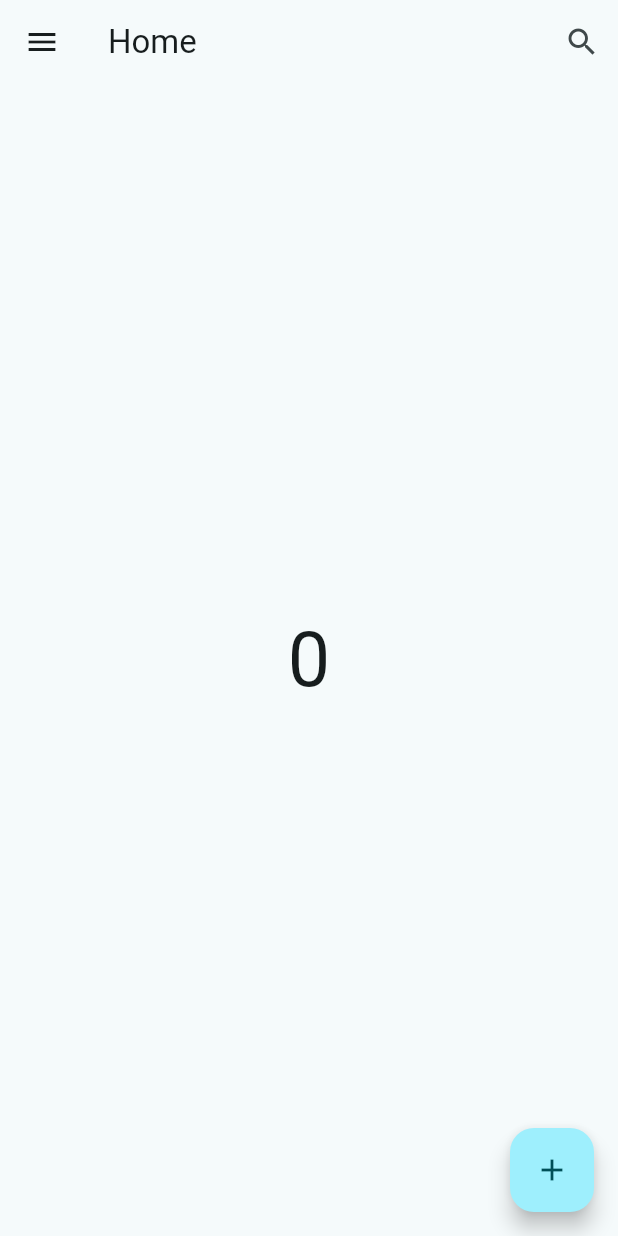
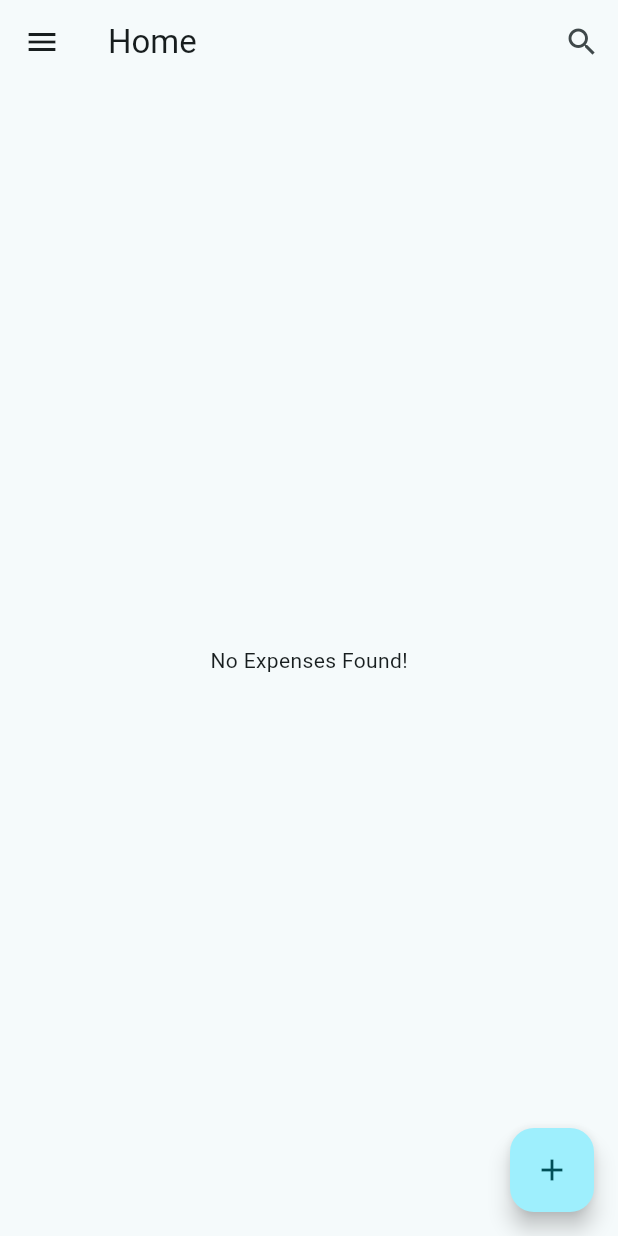
Before and after one commit to am1996/Expenso, a Flutter app: the screen it shows after launch, in the side drawer, after a tap on the "search" icon, on a phone screen of 412 x 824 dp. Run offline on Flutter 3.47's test engine with Material 3 defaults, Android fonts, the phone set to English and light mode, and no system bars; our stand-ins replace get, sqflite; accounts and stored records are empty.

Commit message:
done delete and create

```diff
--- a/lib/controllers/expenses_controller.dart
+++ b/lib/controllers/expenses_controller.dart
@@ -1,9 +1,26 @@
+import 'package:expense/db/expenses_db.dart';
 import 'package:get/get.dart';
 
+import '../models/expense.dart';
+
 class ExpensesController extends GetxController {
-  var count = 0.obs;
-
-  increment() => count++;
-
-  decrement() => count--;
+  var expenses = <Expense>[].obs;
+  @override
+  void onInit() {
+    super.onInit();
+    fetchExpenses();
+  }
+  Future<List<Expense>> fetchExpenses() async{
+    List<Expense> data = await DB.getExpenses();
+    expenses.value = data;
+    return data;
+  }
+  Future<void> addExpense(Expense expense) async {
+    await DB.insertExpense(expense); // Insert into DB
+    fetchExpenses(); // ✅ Refresh list after adding new data
+  }
+  Future<void> deleteExpense(Expense e) async{
+    await DB.deleteExpense(e);
+    fetchExpenses();
+  }
 }
--- a/lib/db/expenses_db.dart
+++ b/lib/db/expenses_db.dart
@@ -1,47 +1,85 @@
-import 'package:flutter/material.dart';
+import 'dart:developer';
 import 'package:path/path.dart' as path;
+import 'package:path/path.dart';
 import "package:sqflite/sqflite.dart";
-
 import '../models/expense.dart';
 
 class DB {
   static const _databaseName = 'expenses.db';
   static const _databaseVersion = 1;
   static const _tableName = "expenses";
+  static Database? _database;
 
-  static Future<Database>? _database;
-
+  // Get the database instance (singleton)
   static Future<Database> get database async {
-    String p = path.join(await getDatabasesPath(), _databaseName);
-    return _database ??
-        openDatabase(
-          p,
-          version: _databaseVersion,
-          onCreate: _onCreate,
-        );
+    if (_database != null) {
+      return _database!; // Return the existing database instance if already initialized
+    } else {
+      _database = await _initDatabase();
+      return _database!;
+    }
   }
 
-  static void _onCreate(Database db, int version) async {
+  // Initialize the database
+  static Future<Database> _initDatabase() async {
+    // Get the database file path
+    String path = join(await getDatabasesPath(), _databaseName);
+
+    // Open the database, create if it doesn't exist
+    return await openDatabase(
+      path,
+      version: _databaseVersion,
+      onCreate: _onCreate, // Define the table creation logic here
+    );
+  }
+
+  // Define the table creation logic
+  static Future<void> _onCreate(Database db, int version) async {
+    // Create the 'expenses' table (or 'transactions' based on your app's design)
     await db.execute('''
-      CREATE TABLE $_tableName (
-        ID TEXT,
-        TITLE TEXT,
-        CATEGORY TEXT,
-        CREATED_AT TEXT
+      CREATE TABLE expenses (
+        id TEXT,
+        name TEXT,
+        amount REAL,
+        currency TEXT,
+        paymentMethod TEXT,
+        date TEXT,
+        time TEXT,
+        createdAt TEXT
       )
     ''');
+    log("Table 'expenses' created successfully!");
   }
 
-  Future<int> insertOne(Expense e) async {
-    final db = await database;
-    final result = db.insert(_tableName, e.toMap());
-    return result;
+  Future<void> getDBPath() async {
+    String p = path.join(await getDatabasesPath(), _databaseName);
+    log(p);
   }
 
-  Future<String> getNotes() async {
+  void dropTable() async {
     final db = await database;
-    final results = await db.query("SELECT * FROM $_tableName");
-    debugPrint(results.toString());
-    return results.toString();
+    await db.execute("DROP TABLE $_tableName");
+  }
+  static Future<int> deleteExpense(Expense e) async{
+    final db = await database;
+    return await db.delete(_tableName,where: 'id = ?',whereArgs: [e.id]);
+  }
+  static Future<int> insertExpense(Expense e) async {
+    final db = await database;
+    return await db.insert(
+      _tableName,
+      e.toMap(),
+      conflictAlgorithm: ConflictAlgorithm.replace, // Replace if exists
+    );
+  }
+
+  // Get all transactions from the database
+  static Future<List<Expense>> getExpenses() async {
+    final db = await database;
+    final List<Map<String, dynamic>> maps = await db.query(_tableName);
+
+    return List.generate(maps.length, (i) {
+      return Expense.fromMap(maps[i]);
+    });
   }
 }
--- a/lib/main.dart
+++ b/lib/main.dart
@@ -1,5 +1,6 @@
 import 'package:expense/pages/add.dart';
 import 'package:expense/pages/delete.dart';
+import 'package:expense/pages/details.dart';
 import 'package:expense/pages/home.dart';
 import 'package:expense/pages/preferences.dart';
 import 'package:flutter/material.dart';
@@ -8,6 +9,8 @@ import 'package:get/get.dart';
 import 'controllers/expenses_controller.dart';
 
 void main() {
+  WidgetsFlutterBinding.ensureInitialized();
+  Get.put(ExpensesController());
   runApp(const MyApp());
 }
 
@@ -32,6 +35,7 @@ class MyApp extends StatelessWidget {
           name: "/home",
           page: () => const HomePage(),
           children: [
+            GetPage(name: "/details", page: () => const Details()),
             GetPage(
               name: "/preferences",
               page: () => const Preferences(),
--- a/lib/pages/home.dart
+++ b/lib/pages/home.dart
@@ -1,7 +1,11 @@
+import 'dart:convert';
+import 'dart:developer';
+
+import 'package:expense/controllers/expenses_controller.dart';
+import 'package:expense/db/expenses_db.dart';
+import 'package:expense/models/expense.dart';
 import 'package:flutter/material.dart';
 import 'package:get/get.dart';
-
-import '../controllers/expenses_controller.dart';
 import '../widgets/drawer.dart';
 
 class HomePage extends StatelessWidget {
@@ -9,7 +13,6 @@ class HomePage extends StatelessWidget {
 
   @override
   Widget build(BuildContext context) {
-    final ExpensesController c = Get.find();
     return Scaffold(
       drawer: DrawerWidget(key: key),
       floatingActionButton: FloatingActionButton(
@@ -21,15 +24,46 @@ class HomePage extends StatelessWidget {
         actions: <Widget>[
           IconButton(
               onPressed: () async {
+                List<Expense> e = await DB.getExpenses();
+                log(jsonEncode(e.map((e)=> e.toJson()).toList()));
               },
               icon: const Icon(Icons.search))
         ],
       ),
-      body: Center(
-        child: Obx(
-          () => Text("${c.count}", style: const TextStyle(fontSize: 50.4)),
-        ),
-      ),
+      body: const FutureList(),
     );
   }
 }
+class FutureList extends StatelessWidget {
+  const FutureList({super.key});
+
+  @override
+  Widget build(BuildContext context) {
+    ExpensesController c = Get.find();
+    return FutureBuilder<List<Expense>>(
+        future: c.fetchExpenses(), builder: (context, snapshot) {
+      if (snapshot.connectionState == ConnectionState.waiting) {
+        return const Center(child: CircularProgressIndicator());
+      } else if (snapshot.hasError) {
+        return const Center(child: Text("Error occurred!", style: TextStyle(
+            fontSize: 14,
+            fontWeight: FontWeight.w700
+        )));
+      }
+      return Obx(() {
+        if (c.expenses.isEmpty) {
+          return const Center(child: Text("No Expenses Found!"),);
+        }
+        return ListView.builder(itemCount: c.expenses.length,itemBuilder: (context, index) {
+          return ListTile(title: Text(c.expenses[index].name),onTap: (){
+            Get.toNamed("/details",arguments: {
+              "e": c.expenses[index]
+            });
+          },trailing: IconButton(onPressed: (){
+            c.deleteExpense(c.expenses[index]);
+          },icon: const Icon(Icons.delete),),);
+        });
+      });
+    });
+  }
+}
```
Also changed, not shown: lib/models/expense.dart (+16 -6 lines), lib/pages/add.dart (+6 -5 lines), lib/pages/details.dart (added, +22 -0 lines), pubspec.lock.
